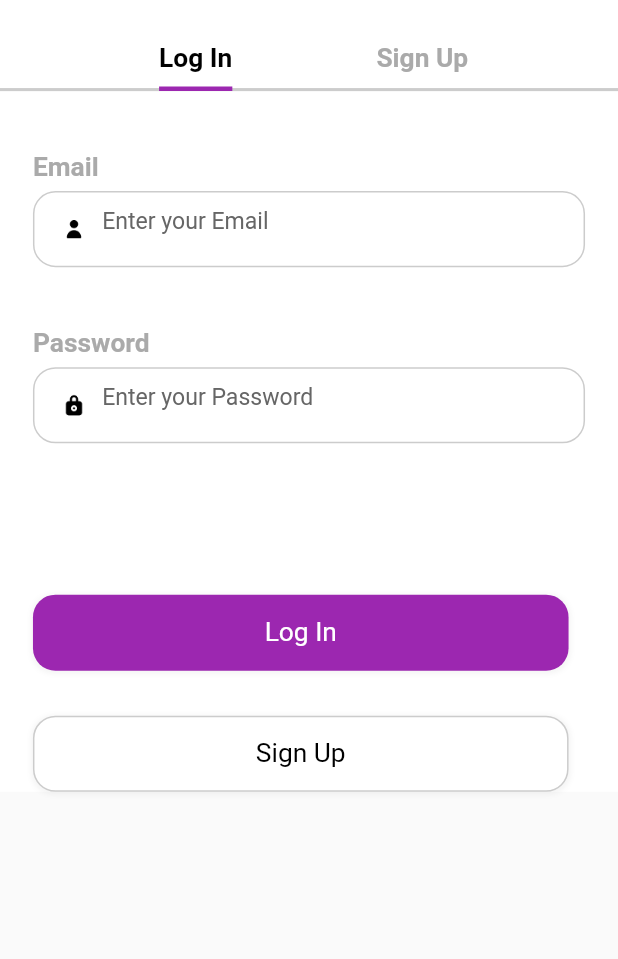
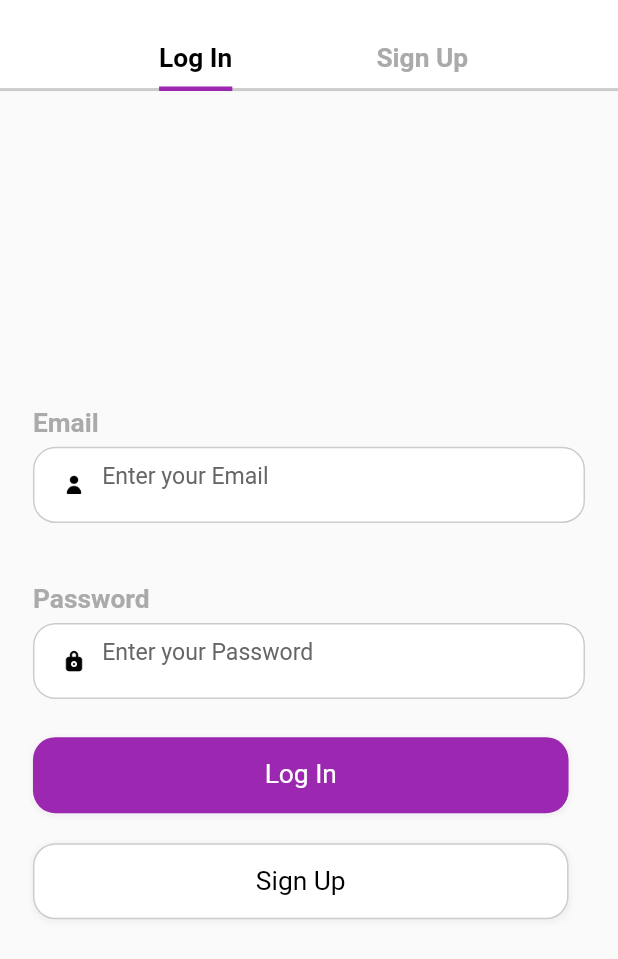
Before and after one commit to manosanjay-g/socod, a Flutter app: the screen it shows after launch, on a phone screen of 412 x 824 dp. Shown: the top 959 px of the screen. Run offline on Flutter 3.47's test engine with Material 2 defaults, Android fonts, the light colour scheme and no system bars; our stand-ins replace cloud_firestore, dio, flutter_bloc, flutter_easyloading, flutter_screenutil, fluttertoast and 1 more; accounts and stored records are empty; Roboto replaces fonts that are missing (Avenir).

Commit message:
center aligned login

```diff
--- a/client/socod/lib/pages/register/sign_in/signIn.dart
+++ b/client/socod/lib/pages/register/sign_in/signIn.dart
@@ -23,16 +23,14 @@ class _SignInState extends State<SignIn> {
   @override
   Widget build(BuildContext context) {
     return BlocBuilder<SignInBloc, SignInState>(builder: (context, state) {
-      return SingleChildScrollView(
+      return Center(
+        child: SingleChildScrollView(
           child: Container(
-          width: MediaQuery.of(context).size.width,
-          padding: EdgeInsets.symmetric(horizontal: 20.w),
-          color: Colors.white,
+            padding: EdgeInsets.symmetric(horizontal: 20.w, vertical: 40.h),
+            alignment: Alignment.center,
             child:
                 Column(crossAxisAlignment: CrossAxisAlignment.start, children: [
-            SizedBox(
-              height: 40.h,
-            ),
+
               reusableText("Email", color: AppColors.primaryThreeElementText),
               SizedBox(
                 height: 5.h,
@@ -50,7 +48,7 @@ class _SignInState extends State<SignIn> {
               BuildTextField("Enter your Password", "password", "lock", (value) {
                 context.read<SignInBloc>().add(PasswordEvent(value));
               }),
-            SizedBox(height: 40.h),
+              SizedBox(height: 5.h),
               BuildLoginAndRegisterButton("Log In", "login", () {
                 print("Login called");
                 SignInController(context: context).handleSignIn();
@@ -58,6 +56,7 @@ class _SignInState extends State<SignIn> {
               BuildLoginAndRegisterButton("Sign Up", "signup", () {})
             ]),
           ),
+        ),
       );
     });
   }
--- a/client/socod/lib/pages/register/widgets/register_widgets.dart
+++ b/client/socod/lib/pages/register/widgets/register_widgets.dart
@@ -74,7 +74,7 @@ Widget BuildLoginAndRegisterButton(String buttonName,String buttontype,void Func
   return GestureDetector(
     onTap: func,
     child: Container(
-      margin: EdgeInsets.only(top:buttontype=="login"?40:30),
+      margin: EdgeInsets.only(top:buttontype=="login"?0:20),
       height: 50.h,
       width: 325.w,
       decoration: BoxDecoration(
```
Lines whose indentation alone changed are shown as unchanged.
